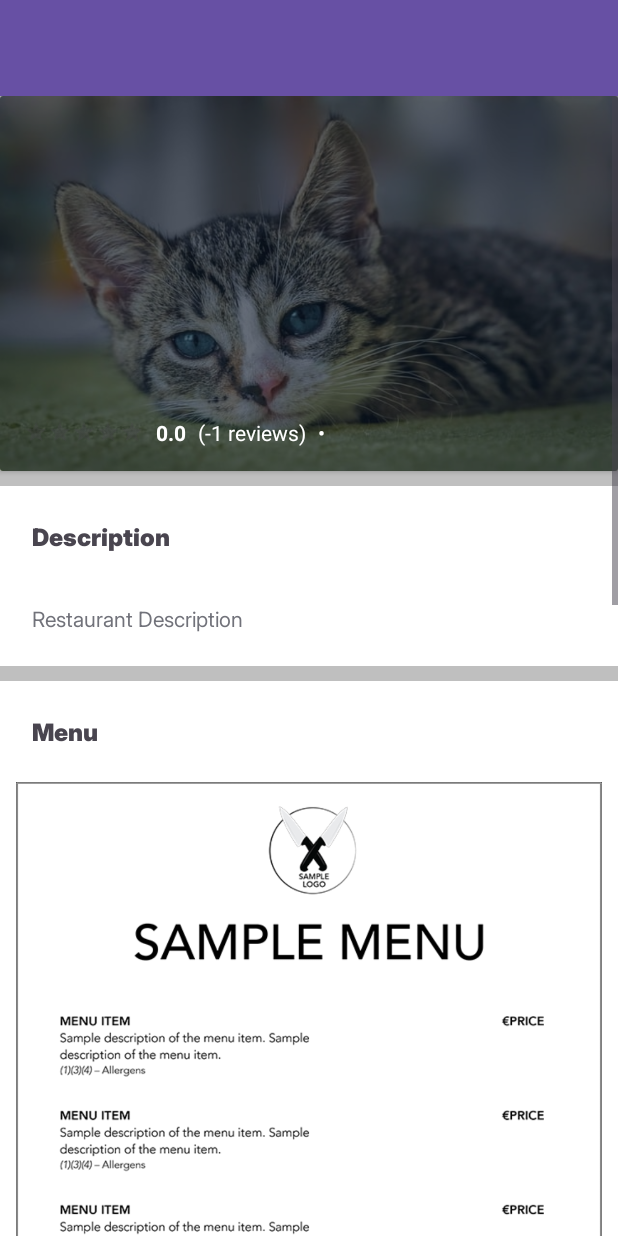
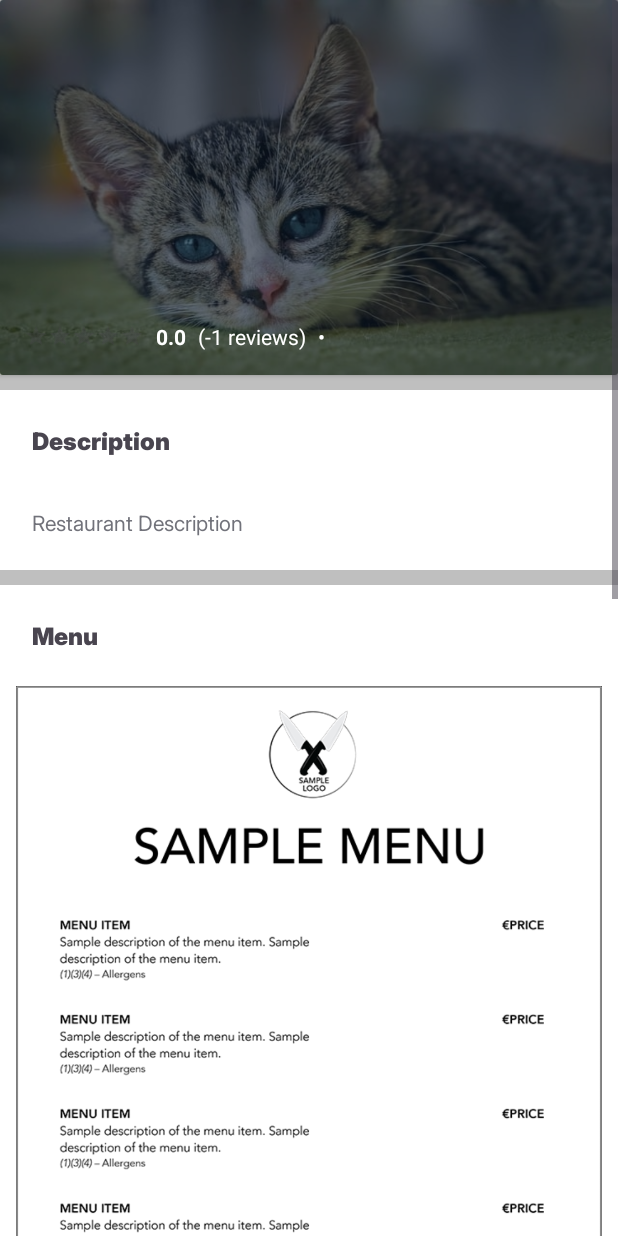
Before and after one commit to jmrnd/mobdeve-rate-eat, an Android app: the RestaurantActivity screen opened directly, with no data from a screen before it, on a phone screen of 412 x 824 dp. Run offline under Robolectric (Android 15) with nearby library versions, the phone set to English and light mode, and no system bars; our stand-ins replace Firebase (no records; nobody signed in at launch, a user with empty details on screens opened directly).

Commit message:
Removed toast and unused component

```diff
--- a/app/src/main/java/com/example/rateeat/adapters/RestaurantAdapter.java
+++ b/app/src/main/java/com/example/rateeat/adapters/RestaurantAdapter.java
@@ -52,7 +52,6 @@
         }
 
         holder.itemView.setOnClickListener((View v) -> {
-            Toast.makeText(context, restaurant.getName(), Toast.LENGTH_SHORT).show();
             Intent i = new Intent(context, RestaurantActivity.class);
 
             //These are the data that will be passed from MainActivity to SpecificRestaurantActivity
--- a/app/src/main/res/layout/activity_restaurant.xml
+++ b/app/src/main/res/layout/activity_restaurant.xml
@@ -5,14 +5,6 @@
     android:layout_width="match_parent"
     android:layout_height="match_parent"
     android:orientation="vertical">
-
-    <androidx.appcompat.widget.Toolbar
-        android:id="@+id/toolbar"
-        android:layout_width="match_parent"
-        android:layout_height="?attr/actionBarSize"
-        android:background="?attr/colorPrimary"
-        android:theme="@style/ThemeOverlay.AppCompat.Dark.ActionBar"
-        app:popupTheme="@style/ThemeOverlay.AppCompat.Light" />
 
     <ScrollView
         android:layout_width="match_parent"
```
